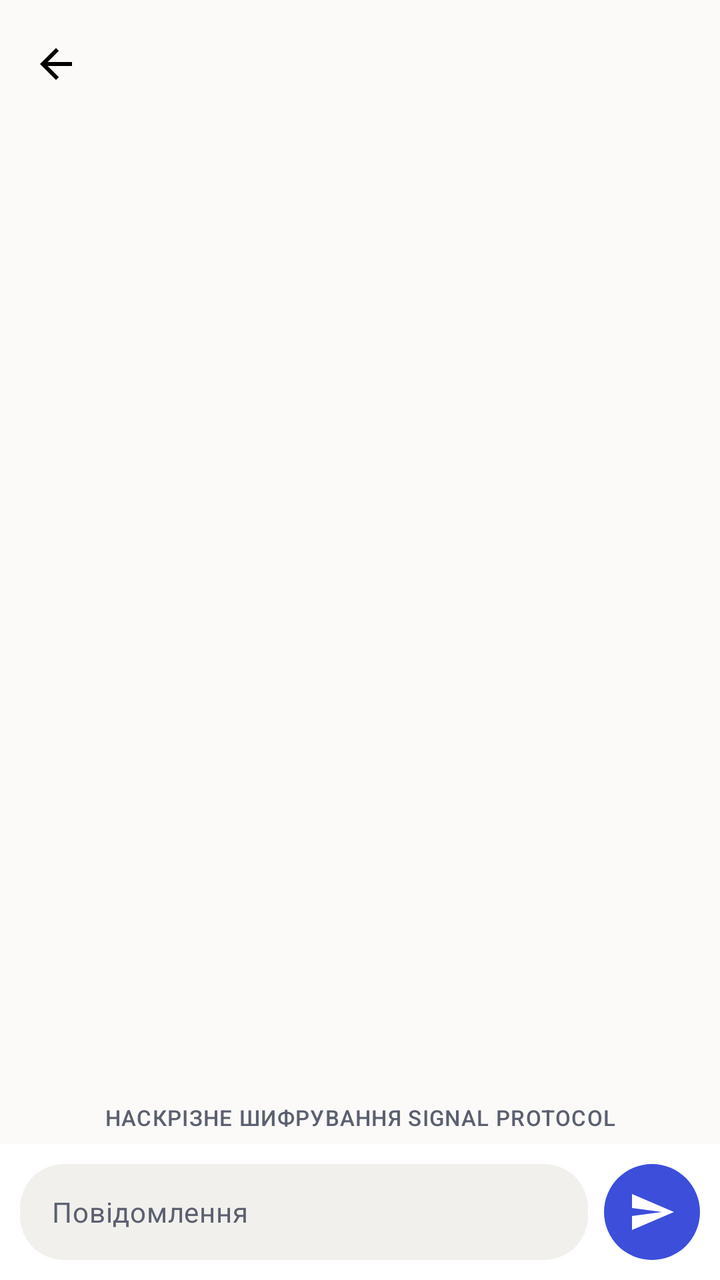
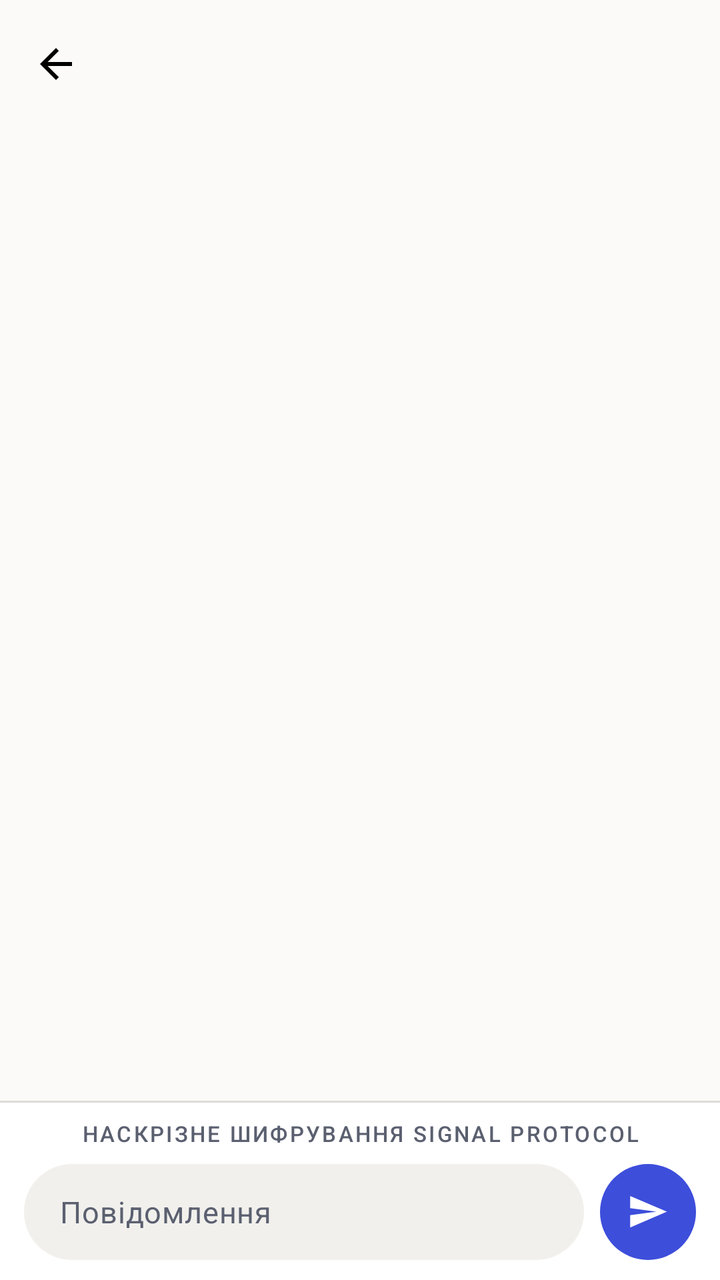

Before-and-after screenshots of an Android layout around one commit, followed by the original layout XML and the change that was made.
<!-- AndroidManifest.xml: application theme Theme.Veil -->
<!-- res/layout/activity_chat.xml -->
<?xml version="1.0" encoding="utf-8"?>
<LinearLayout xmlns:android="http://schemas.android.com/apk/res/android"
    xmlns:app="http://schemas.android.com/apk/res-auto"
    android:layout_width="match_parent"
    android:layout_height="match_parent"
    android:background="?android:colorBackground"
    android:orientation="vertical">

    <com.google.android.material.appbar.MaterialToolbar
        android:id="@+id/toolbar"
        android:layout_width="match_parent"
        android:layout_height="?attr/actionBarSize"
        android:background="?android:colorBackground"
        app:navigationIcon="@drawable/ic_back"
        app:titleTextColor="?attr/colorOnSurface" />

    <ListView
        android:id="@+id/list"
        android:layout_width="match_parent"
        android:layout_height="0dp"
        android:layout_weight="1"
        android:clipToPadding="false"
        android:divider="@null"
        android:paddingTop="8dp"
        android:paddingBottom="8dp"
        android:scrollbars="none"
        android:stackFromBottom="true"
        android:transcriptMode="normal" />

    <TextView
        android:id="@+id/encryptedNote"
        android:layout_width="match_parent"
        android:layout_height="wrap_content"
        android:gravity="center"
        android:paddingBottom="6dp"
        android:text="@string/chat_encrypted_note"
        android:textAppearance="@style/TextAppearance.Veil.Label"
        android:textSize="11sp" />

    <LinearLayout
        android:layout_width="match_parent"
        android:layout_height="wrap_content"
        android:background="@color/veil_surface"
        android:gravity="bottom"
        android:orientation="horizontal"
        android:padding="10dp">

        <EditText
            android:id="@+id/input"
            android:layout_width="0dp"
            android:layout_height="wrap_content"
            android:layout_weight="1"
            android:background="@drawable/bg_input"
            android:hint="@string/chat_input_hint"
            android:importantForAutofill="no"
            android:inputType="textCapSentences|textMultiLine"
            android:maxLength="4096"
            android:maxLines="5"
            android:minHeight="48dp"
            android:paddingHorizontal="16dp"
            android:paddingVertical="12dp"
            android:textAppearance="@style/TextAppearance.Veil.Body"
            android:textColorHint="?attr/colorOnSurfaceVariant" />

        <ImageButton
            android:id="@+id/sendButton"
            android:layout_width="48dp"
            android:layout_height="48dp"
            android:layout_marginStart="8dp"
            android:background="@drawable/bg_send"
            android:contentDescription="@string/chat_send"
            android:padding="12dp"
            android:src="@drawable/ic_send"
            app:tint="@color/veil_on_primary" />
    </LinearLayout>
</LinearLayout>
<!-- resources referenced by this layout -->
<resources>
  <!-- drawable bg_input (drawable) -->
  <?xml version="1.0" encoding="utf-8"?>
  <shape xmlns:android="http://schemas.android.com/apk/res/android"
      android:shape="rectangle">
      <solid android:color="@color/veil_surface_alt" />
      <corners android:radius="22dp" />
  </shape>
  <!-- drawable bg_send (drawable) -->
  <?xml version="1.0" encoding="utf-8"?>
  <shape xmlns:android="http://schemas.android.com/apk/res/android"
      android:shape="oval">
      <solid android:color="?attr/colorPrimary" />
  </shape>
  <style name="TextAppearance.Veil.Body" parent="TextAppearance.Material3.BodyMedium">
          <item name="android:lineSpacingMultiplier">1.2</item>
      </style>
  <style name="TextAppearance.Veil.Label" parent="TextAppearance.Material3.LabelMedium">
          <item name="android:letterSpacing">0.04</item>
          <item name="android:textAllCaps">true</item>
          <item name="android:textColor">@color/veil_text_muted</item>
      </style>
  <style name="Theme.Veil" parent="Theme.Material3.DayNight.NoActionBar">
          <item name="colorPrimary">@color/veil_primary</item>
          <item name="colorOnPrimary">@color/veil_on_primary</item>
          <item name="colorPrimaryContainer">@color/veil_primary_container</item>
          <item name="colorOnPrimaryContainer">@color/veil_on_primary_container</item>
          <item name="colorSecondary">@color/veil_accent</item>
          <item name="colorError">@color/veil_danger</item>
          <item name="android:colorBackground">@color/veil_bg</item>
          <item name="colorSurface">@color/veil_surface</item>
          <item name="colorSurfaceVariant">@color/veil_surface_alt</item>
          <item name="colorOnSurface">@color/veil_text</item>
          <item name="colorOnSurfaceVariant">@color/veil_text_muted</item>
          <item name="colorOutline">@color/veil_outline</item>
          <item name="android:windowBackground">@color/veil_bg</item>
          <item name="android:statusBarColor">@color/veil_bg</item>
          <item name="android:navigationBarColor">@color/veil_bg</item>
          <item name="android:windowLightStatusBar" tools:targetApi="m">true</item>
          <item name="android:windowLightNavigationBar" tools:targetApi="o_mr1">true</item>
          <item name="android:textColorPrimary">@color/veil_text</item>
          <item name="android:textColorSecondary">@color/veil_text_muted</item>
          <item name="materialButtonStyle">@style/Widget.Veil.Button</item>
          <item name="materialCardViewStyle">@style/Widget.Veil.Card</item>
          <item name="toolbarStyle">@style/Widget.Veil.Toolbar</item>
      </style>
  <style name="Widget.Veil.Button" parent="Widget.Material3.Button">
          <item name="cornerRadius">14dp</item>
          <item name="android:minHeight">52dp</item>
          <item name="android:textAllCaps">false</item>
      </style>
  <style name="Widget.Veil.Card" parent="Widget.Material3.CardView.Outlined">
          <item name="cardCornerRadius">18dp</item>
          <item name="cardElevation">0dp</item>
          <item name="strokeColor">@color/veil_outline</item>
      </style>
  <style name="Widget.Veil.Toolbar" parent="Widget.Material3.Toolbar">
          <item name="android:background">@color/veil_bg</item>
          <item name="titleTextColor">@color/veil_text</item>
          <item name="subtitleTextColor">@color/veil_text_muted</item>
          <item name="titleTextAppearance">@style/TextAppearance.Veil.ToolbarTitle</item>
      </style>
  <style name="TextAppearance.Veil.ToolbarTitle" parent="TextAppearance.Material3.TitleLarge">
          <item name="android:fontFamily">sans-serif-medium</item>
          <item name="android:letterSpacing">0.01</item>
      </style>
  <!-- unchanged entries left out for length: 17 -->
</resources>

<!-- the commit's change to res/layout/activity_chat.xml (unified diff, before → after) -->
@@ -1,6 +1,7 @@
 <?xml version="1.0" encoding="utf-8"?>
 <LinearLayout xmlns:android="http://schemas.android.com/apk/res/android"
     xmlns:app="http://schemas.android.com/apk/res-auto"
+    xmlns:tools="http://schemas.android.com/tools"
     android:layout_width="match_parent"
     android:layout_height="match_parent"
     android:background="?android:colorBackground"
@@ -9,68 +10,138 @@
     <com.google.android.material.appbar.MaterialToolbar
         android:id="@+id/toolbar"
         android:layout_width="match_parent"
-        android:layout_height="?attr/actionBarSize"
+        android:layout_height="wrap_content"
         android:background="?android:colorBackground"
+        android:minHeight="?attr/actionBarSize"
         app:navigationIcon="@drawable/ic_back"
-        app:titleTextColor="?attr/colorOnSurface" />
+        app:subtitleTextAppearance="@style/TextAppearance.Veil.Caption"
+        app:titleTextColor="?attr/colorOnSurface"
+        tools:subtitle="@string/chat_unverified"
+        tools:title="@string/app_name" />
 
-    <ListView
-        android:id="@+id/list"
+    <FrameLayout
         android:layout_width="match_parent"
         android:layout_height="0dp"
-        android:layout_weight="1"
-        android:clipToPadding="false"
-        android:divider="@null"
-        android:paddingTop="8dp"
-        android:paddingBottom="8dp"
-        android:scrollbars="none"
-        android:stackFromBottom="true"
-        android:transcriptMode="normal" />
+        android:layout_weight="1">
 
-    <TextView
-        android:id="@+id/encryptedNote"
+        <ListView
+            android:id="@+id/list"
+            android:layout_width="match_parent"
+            android:layout_height="match_parent"
+            android:clipToPadding="false"
+            android:divider="@null"
+            android:paddingTop="10dp"
+            android:paddingBottom="10dp"
+            android:scrollbars="none"
+            android:stackFromBottom="true"
+            android:transcriptMode="normal" />
+
+        <LinearLayout
+            android:id="@+id/empty"
+            android:layout_width="match_parent"
+            android:layout_height="match_parent"
+            android:background="?android:colorBackground"
+            android:gravity="center"
+            android:orientation="vertical"
+            android:paddingStart="40dp"
+            android:paddingEnd="40dp"
+            android:visibility="gone">
+
+            <FrameLayout
+                android:layout_width="@dimen/badge_size"
+                android:layout_height="@dimen/badge_size"
+                android:background="@drawable/bg_icon_badge">
+
+                <ImageView
+                    android:layout_width="30dp"
+                    android:layout_height="30dp"
+                    android:layout_gravity="center"
+                    android:contentDescription="@null"
+                    android:src="@drawable/ic_chat"
+                    app:tint="?attr/colorOnPrimaryContainer" />
+            </FrameLayout>
+
+            <TextView
+                android:layout_width="wrap_content"
+                android:layout_height="wrap_content"
+                android:layout_marginTop="20dp"
+                android:text="@string/chat_empty_title"
+                android:textAppearance="@style/TextAppearance.Veil.Headline" />
+
+            <TextView
+                android:layout_width="match_parent"
+                android:layout_height="wrap_content"
+                android:layout_marginTop="8dp"
+                android:gravity="center"
+                android:maxWidth="292dp"
+                android:text="@string/chat_empty_body"
+                android:textAppearance="@style/TextAppearance.Veil.Body"
+                android:textColor="?attr/colorOnSurfaceVariant" />
+        </LinearLayout>
+    </FrameLayout>
+
+    
+    <LinearLayout
+        android:id="@+id/composer"
         android:layout_width="match_parent"
         android:layout_height="wrap_content"
-        android:gravity="center"
-        android:paddingBottom="6dp"
-        android:text="@string/chat_encrypted_note"
-        android:textAppearance="@style/TextAppearance.Veil.Label"
-        android:textSize="11sp" />
+        android:background="?attr/colorSurface"
+        android:orientation="vertical">
 
-    <LinearLayout
-        android:layout_width="match_parent"
-        android:layout_height="wrap_content"
-        android:background="@color/veil_surface"
-        android:gravity="bottom"
-        android:orientation="horizontal"
-        android:padding="10dp">
+        <View
+            android:layout_width="match_parent"
+            android:layout_height="1dp"
+            android:background="?attr/colorOutline" />
 
-        <EditText
-            android:id="@+id/input"
-            android:layout_width="0dp"
+        <TextView
+            android:id="@+id/encryptedNote"
+            android:layout_width="match_parent"
             android:layout_height="wrap_content"
-            android:layout_weight="1"
-            android:background="@drawable/bg_input"
-            android:hint="@string/chat_input_hint"
-            android:importantForAutofill="no"
-            android:inputType="textCapSentences|textMultiLine"
-            android:maxLength="4096"
-            android:maxLines="5"
-            android:minHeight="48dp"
-            android:paddingHorizontal="16dp"
-            android:paddingVertical="12dp"
-            android:textAppearance="@style/TextAppearance.Veil.Body"
-            android:textColorHint="?attr/colorOnSurfaceVariant" />
+            android:gravity="center"
+            android:paddingTop="8dp"
+            android:text="@string/chat_encrypted_note"
+            android:textAppearance="@style/TextAppearance.Veil.Label" />
 
-        <ImageButton
-            android:id="@+id/sendButton"
-            android:layout_width="48dp"
-            android:layout_height="48dp"
-            android:layout_marginStart="8dp"
-            android:background="@drawable/bg_send"
-            android:contentDescription="@string/chat_send"
-            android:padding="12dp"
-            android:src="@drawable/ic_send"
-            app:tint="@color/veil_on_primary" />
+        <LinearLayout
+            android:layout_width="match_parent"
+            android:layout_height="wrap_content"
+            android:gravity="bottom"
+            android:orientation="horizontal"
+            android:paddingStart="12dp"
+            android:paddingTop="8dp"
+            android:paddingEnd="12dp"
+            android:paddingBottom="10dp">
+
+            <EditText
+                android:id="@+id/input"
+                android:layout_width="0dp"
+                android:layout_height="wrap_content"
+                android:layout_weight="1"
+                android:background="@drawable/bg_input"
+                android:hint="@string/chat_input_hint"
+                android:importantForAutofill="no"
+                android:inputType="textCapSentences|textMultiLine"
+                android:maxLength="4096"
+                android:maxLines="5"
+                android:minHeight="48dp"
+                android:paddingStart="18dp"
+                android:paddingTop="12dp"
+                android:paddingEnd="18dp"
+                android:paddingBottom="12dp"
+                android:textAppearance="@style/TextAppearance.Veil.Body"
+                android:textColorHint="?attr/colorOnSurfaceVariant"
+                android:textSize="15sp" />
+
+            <com.google.android.material.button.MaterialButton
+                android:id="@+id/sendButton"
+                style="@style/Widget.Veil.SendButton"
+                android:layout_width="48dp"
+                android:layout_height="48dp"
+                android:layout_marginStart="8dp"
+                android:contentDescription="@string/chat_send"
+                app:icon="@drawable/ic_send"
+                app:iconSize="21dp"
+                app:iconTint="?attr/colorOnPrimary" />
+        </LinearLayout>
     </LinearLayout>
 </LinearLayout>
<!-- resource entries referenced after the edit -->
@@ -1,27 +1,72 @@
 <!-- resources referenced by this layout -->
 <resources>
+  <dimen name="badge_size">76dp</dimen>
+  <!-- drawable bg_icon_badge (drawable) -->
+  <?xml version="1.0" encoding="utf-8"?>
+  <shape xmlns:android="http://schemas.android.com/apk/res/android"
+      android:shape="oval">
+      <solid android:color="?attr/colorPrimaryContainer" />
+  </shape>
   <!-- drawable bg_input (drawable) -->
   <?xml version="1.0" encoding="utf-8"?>
   <shape xmlns:android="http://schemas.android.com/apk/res/android"
       android:shape="rectangle">
-      <solid android:color="@color/veil_surface_alt" />
-      <corners android:radius="22dp" />
+      <solid android:color="?attr/colorSurfaceVariant" />
+      <corners android:radius="24dp" />
   </shape>
-  <!-- drawable bg_send (drawable) -->
+  <!-- drawable ic_chat (drawable) -->
   <?xml version="1.0" encoding="utf-8"?>
-  <shape xmlns:android="http://schemas.android.com/apk/res/android"
-      android:shape="oval">
-      <solid android:color="?attr/colorPrimary" />
-  </shape>
+  <vector xmlns:android="http://schemas.android.com/apk/res/android"
+      android:width="24dp"
+      android:height="24dp"
+      android:viewportWidth="24"
+      android:viewportHeight="24">
+  
+      <path
+          android:fillColor="#FF000000"
+          android:pathData="M20,2H4C2.9,2 2,2.9 2,4v18l4,-4h14c1.1,0 2,-0.9 2,-2V4C22,2.9 21.1,2 20,2zM20,16H5.17L4,17.17V4h16V16z" />
+  </vector>
+  <string name="app_name">Veil</string>
+  <string name="chat_empty_body">Напишіть перше повідомлення. Воно шифрується на цьому пристрої, і реле не бачить його вмісту.</string>
+  <string name="chat_empty_title">Розмова порожня</string>
+  <string name="chat_unverified">Ключ не звірено</string>
   <style name="TextAppearance.Veil.Body" parent="TextAppearance.Material3.BodyMedium">
-          <item name="android:lineSpacingMultiplier">1.2</item>
+          <item name="android:lineSpacingMultiplier">1.25</item>
+      </style>
+  <style name="TextAppearance.Veil.Caption" parent="TextAppearance.Material3.BodySmall">
+          <item name="android:textSize">12sp</item>
+          <item name="android:lineSpacingMultiplier">1.3</item>
+          <item name="android:textColor">?attr/colorOnSurfaceVariant</item>
+      </style>
+  <style name="TextAppearance.Veil.Headline" parent="TextAppearance.Material3.TitleLarge">
+          <item name="android:fontFamily">sans-serif-medium</item>
+          <item name="android:textSize">21sp</item>
+          <item name="android:textColor">?attr/colorOnSurface</item>
       </style>
   <style name="TextAppearance.Veil.Label" parent="TextAppearance.Material3.LabelMedium">
-          <item name="android:letterSpacing">0.04</item>
+          <item name="android:textSize">11sp</item>
+          <item name="android:letterSpacing">0.1</item>
           <item name="android:textAllCaps">true</item>
-          <item name="android:textColor">@color/veil_text_muted</item>
+          <item name="android:textColor">?attr/colorOnSurfaceVariant</item>
+      </style>
+  <style name="Widget.Veil.SendButton" parent="Widget.Material3.Button">
+          <item name="android:minWidth">48dp</item>
+          <item name="android:minHeight">48dp</item>
+          <item name="android:insetLeft">0dp</item>
+          <item name="android:insetRight">0dp</item>
+          <item name="android:insetTop">0dp</item>
+          <item name="android:insetBottom">0dp</item>
+          <item name="android:paddingLeft">13dp</item>
+          <item name="android:paddingRight">13dp</item>
+          <item name="android:paddingTop">13dp</item>
+          <item name="android:paddingBottom">13dp</item>
+          <item name="cornerRadius">24dp</item>
+          <item name="iconPadding">0dp</item>
+          <item name="iconGravity">textStart</item>
+          <item name="android:textAllCaps">false</item>
       </style>
   <style name="Theme.Veil" parent="Theme.Material3.DayNight.NoActionBar">
+          
           <item name="colorPrimary">@color/veil_primary</item>
           <item name="colorOnPrimary">@color/veil_on_primary</item>
           <item name="colorPrimaryContainer">@color/veil_primary_container</item>
@@ -34,35 +79,79 @@
           <item name="colorOnSurface">@color/veil_text</item>
           <item name="colorOnSurfaceVariant">@color/veil_text_muted</item>
           <item name="colorOutline">@color/veil_outline</item>
+          <item name="colorOutlineVariant">@color/veil_outline</item>
+          <item name="colorSurfaceContainerLowest">@color/veil_bg</item>
+          <item name="colorSurfaceContainerLow">@color/veil_surface</item>
+          <item name="colorSurfaceContainer">@color/veil_surface</item>
+          <item name="colorSurfaceContainerHigh">@color/veil_surface</item>
+          <item name="colorSurfaceContainerHighest">@color/veil_surface_alt</item>
+  
+          
+          <item name="veilBubbleIn">@color/veil_bubble_in</item>
+          <item name="veilBubbleOut">@color/veil_bubble_out</item>
+          <item name="veilBubbleInText">@color/veil_bubble_in_text</item>
+          <item name="veilBubbleOutText">@color/veil_bubble_out_text</item>
+          <item name="veilStatusOk">@color/veil_ok</item>
+          <item name="veilStatusPending">@color/veil_warn</item>
+  
+          
           <item name="android:windowBackground">@color/veil_bg</item>
           <item name="android:statusBarColor">@color/veil_bg</item>
           <item name="android:navigationBarColor">@color/veil_bg</item>
           <item name="android:windowLightStatusBar" tools:targetApi="m">true</item>
           <item name="android:windowLightNavigationBar" tools:targetApi="o_mr1">true</item>
+  
+          
           <item name="android:textColorPrimary">@color/veil_text</item>
           <item name="android:textColorSecondary">@color/veil_text_muted</item>
+  
+          
           <item name="materialButtonStyle">@style/Widget.Veil.Button</item>
           <item name="materialCardViewStyle">@style/Widget.Veil.Card</item>
           <item name="toolbarStyle">@style/Widget.Veil.Toolbar</item>
+          <item name="materialAlertDialogTheme">@style/ThemeOverlay.Veil.AlertDialog</item>
       </style>
+  <color name="veil_bubble_in">#FFFFFF</color>
+  <color name="veil_bubble_out">#E4E7FF</color>
+  <color name="veil_bubble_in_text">#14161C</color>
+  <color name="veil_bubble_out_text">#1A2150</color>
+  <color name="veil_ok">#1E7A46</color>
+  <color name="veil_warn">#9A5B00</color>
   <style name="Widget.Veil.Button" parent="Widget.Material3.Button">
-          <item name="cornerRadius">14dp</item>
-          <item name="android:minHeight">52dp</item>
+          <item name="android:minHeight">@dimen/button_height</item>
+          <item name="android:insetTop">0dp</item>
+          <item name="android:insetBottom">0dp</item>
+          <item name="cornerRadius">16dp</item>
           <item name="android:textAllCaps">false</item>
+          <item name="android:textSize">15sp</item>
+          <item name="android:letterSpacing">0.01</item>
       </style>
   <style name="Widget.Veil.Card" parent="Widget.Material3.CardView.Outlined">
-          <item name="cardCornerRadius">18dp</item>
+          <item name="cardCornerRadius">@dimen/corner_l</item>
           <item name="cardElevation">0dp</item>
-          <item name="strokeColor">@color/veil_outline</item>
+          <item name="cardBackgroundColor">?attr/colorSurface</item>
+          <item name="strokeWidth">1dp</item>
+          <item name="strokeColor">?attr/colorOutline</item>
       </style>
   <style name="Widget.Veil.Toolbar" parent="Widget.Material3.Toolbar">
-          <item name="android:background">@color/veil_bg</item>
-          <item name="titleTextColor">@color/veil_text</item>
-          <item name="subtitleTextColor">@color/veil_text_muted</item>
+          <item name="android:background">?android:colorBackground</item>
+          <item name="android:elevation">0dp</item>
+          <item name="titleTextColor">?attr/colorOnSurface</item>
+          <item name="subtitleTextColor">?attr/colorOnSurfaceVariant</item>
           <item name="titleTextAppearance">@style/TextAppearance.Veil.ToolbarTitle</item>
+          <item name="subtitleTextAppearance">@style/TextAppearance.Veil.Caption</item>
+          <item name="titleMarginStart">4dp</item>
       </style>
+  <style name="ThemeOverlay.Veil.AlertDialog" parent="ThemeOverlay.Material3.MaterialAlertDialog">
+          <item name="colorSurface">@color/veil_surface</item>
+          <item name="colorOnSurface">@color/veil_text</item>
+          <item name="colorPrimary">@color/veil_primary</item>
+      </style>
+  <dimen name="button_height">52dp</dimen>
+  <dimen name="corner_l">20dp</dimen>
   <style name="TextAppearance.Veil.ToolbarTitle" parent="TextAppearance.Material3.TitleLarge">
           <item name="android:fontFamily">sans-serif-medium</item>
+          <item name="android:textSize">22sp</item>
           <item name="android:letterSpacing">0.01</item>
       </style>
   <!-- unchanged entries left out for length: 17 -->
